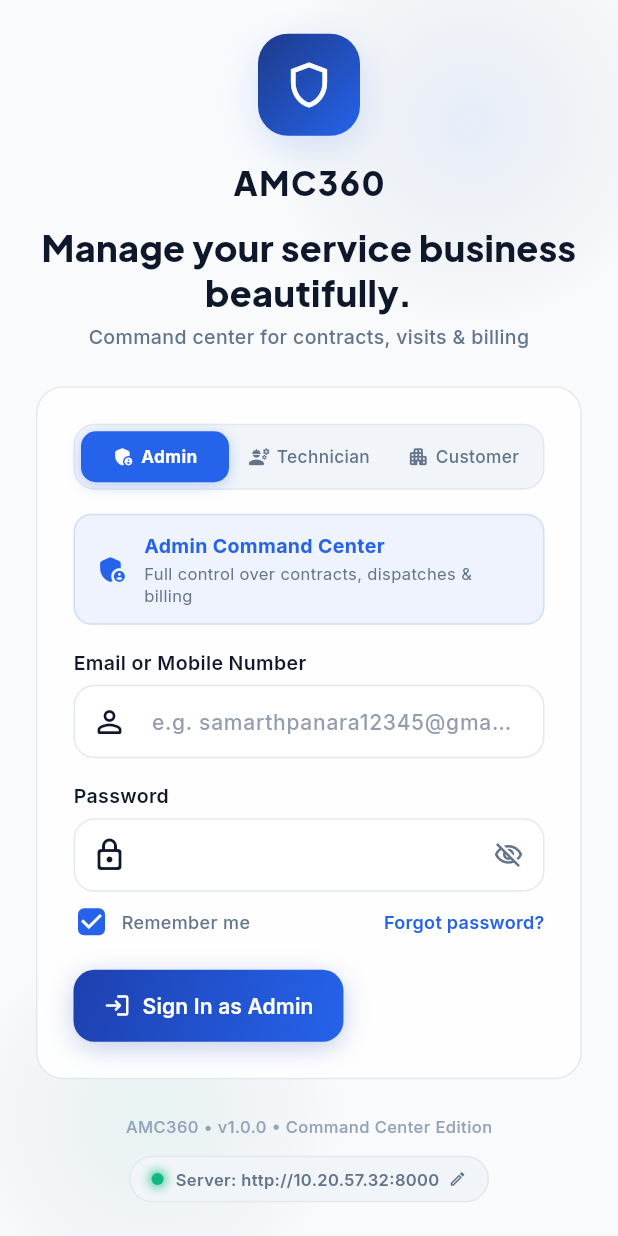
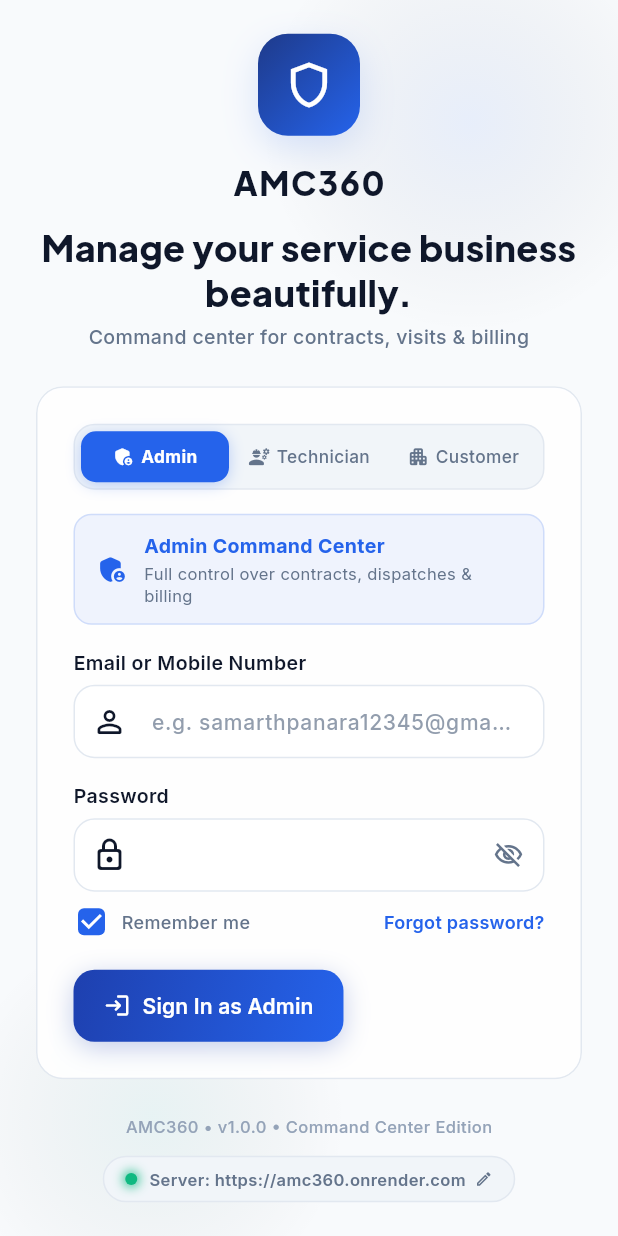
Before and after one commit to samarthpatel1811/amc360, a Flutter app: the screen it shows after launch, after a tap on "Continue", after a tap on "Skip", on a phone screen of 412 x 824 dp. Run offline on Flutter 3.47's test engine with Material 3 defaults, Android fonts, the phone set to English and light mode, and no system bars; our stand-ins replace dio, flutter_riverpod, flutter_secure_storage, go_router, google_fonts, image_picker and 4 more; missing offline and left inert: mobile_scanner; network calls fail.

Commit message:
fix: bundle database.sqlite, environment variables, and 24/7 cloud defaults

```diff
--- a/mobile/lib/app/configuration/app_config.dart
+++ b/mobile/lib/app/configuration/app_config.dart
@@ -7,26 +7,29 @@ class AppConfig {
   static const String appVersion = 'v1.0.0';
 
   // Network environment presets
+  static const String cloudApiUrl = 'https://amc360.onrender.com/api/v1';
   static const String currentWifiUrl = 'http://10.20.57.32:8000/api/v1';
   static const String localhostUrl = 'http://127.0.0.1:8000/api/v1';
   static const String androidEmulatorUrl = 'http://10.0.2.2:8000/api/v1';
   static const String localWifiUrl = currentWifiUrl;
 
-  // Active API base URL (defaults to current host Wi-Fi IP)
-  static String apiBaseUrl = currentWifiUrl;
+  // Active API base URL (defaults to 24/7 permanent Cloud URL)
+  static String apiBaseUrl = cloudApiUrl;
 
   static Future<void> init() async {
     try {
       final prefs = await SharedPreferences.getInstance();
       final savedUrl = prefs.getString('api_base_url');
       if (savedUrl != null && savedUrl.isNotEmpty) {
-        // Guard: If saved URL is an expired trycloudflare.com tunnel, reset to active Wi-Fi
-        if (savedUrl.contains('est-studios-roads-investigator.trycloudflare.com')) {
-          apiBaseUrl = currentWifiUrl;
-          await prefs.setString('api_base_url', currentWifiUrl);
+        // Guard: If saved URL is an expired tunnel, reset to cloud URL
+        if (savedUrl.contains('trycloudflare.com')) {
+          apiBaseUrl = cloudApiUrl;
+          await prefs.setString('api_base_url', cloudApiUrl);
         } else {
           apiBaseUrl = savedUrl;
         }
+      } else {
+        apiBaseUrl = cloudApiUrl;
       }
     } catch (_) {}
   }
```
Also changed, not shown: mobile/lib/features/auth/login_screen.dart (+11 -0 lines), 5 other files.
